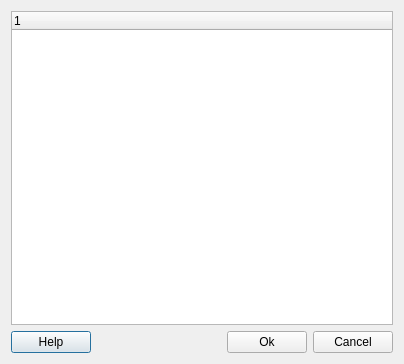
Before: the Qt Designer form src/terralib/edit/qt/ui/FeatureAttributesDialogForm.ui in claudiobogossian/terralib5, drawn with Qt 5.
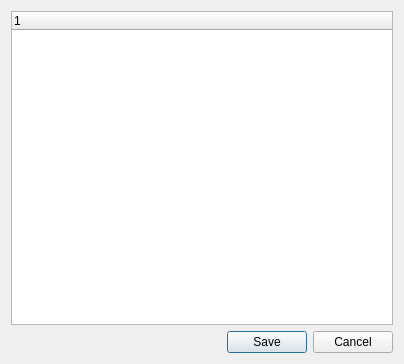
After: the same form once the commit is applied.

Commit message: New Feature Atributes Tool

Patch:
```diff
--- a/src/terralib/edit/qt/ui/FeatureAttributesDialogForm.ui
+++ b/src/terralib/edit/qt/ui/FeatureAttributesDialogForm.ui
@@ -21,13 +21,6 @@
      </item>
      <item row="1" column="0">
       <layout class="QGridLayout" name="gridLayout">
-       <item row="0" column="0">
-        <widget class="QPushButton" name="m_helpPushButton">
-         <property name="text">
-          <string>Help</string>
-         </property>
-        </widget>
-       </item>
        <item row="0" column="1">
         <spacer name="horizontalSpacer">
          <property name="orientation">
@@ -44,7 +37,7 @@
        <item row="0" column="2">
         <widget class="QPushButton" name="m_okPushButton">
          <property name="text">
-          <string>Ok</string>
+          <string>Save</string>
          </property>
         </widget>
        </item>
```
The commit also changes 12 other files.
